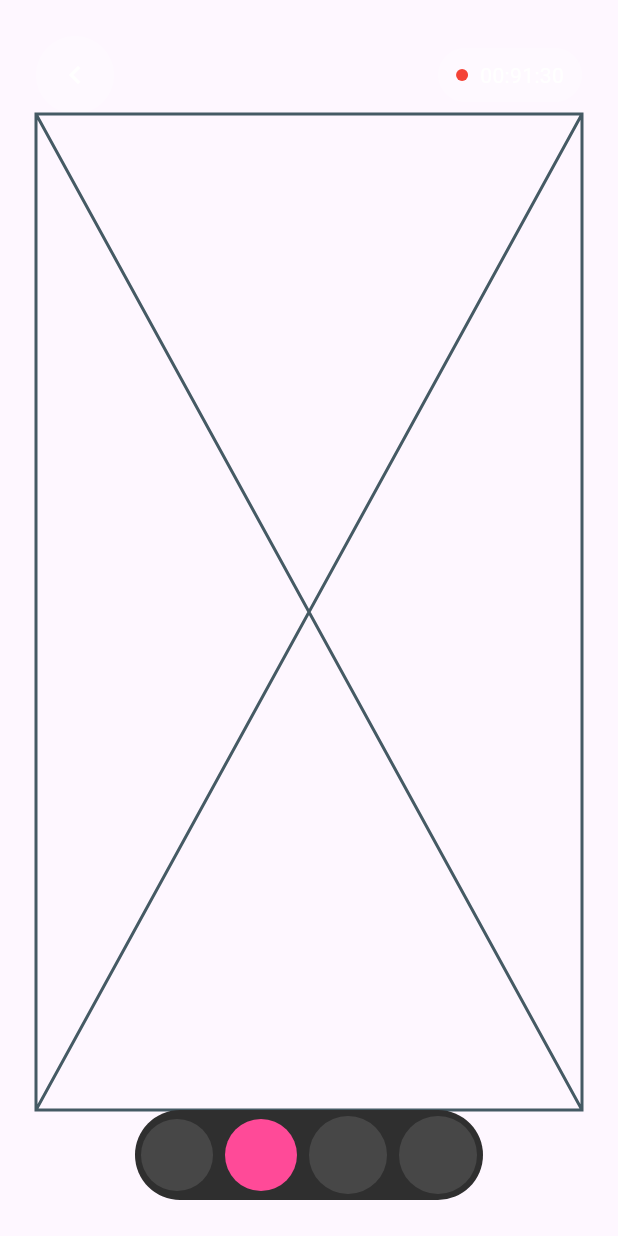
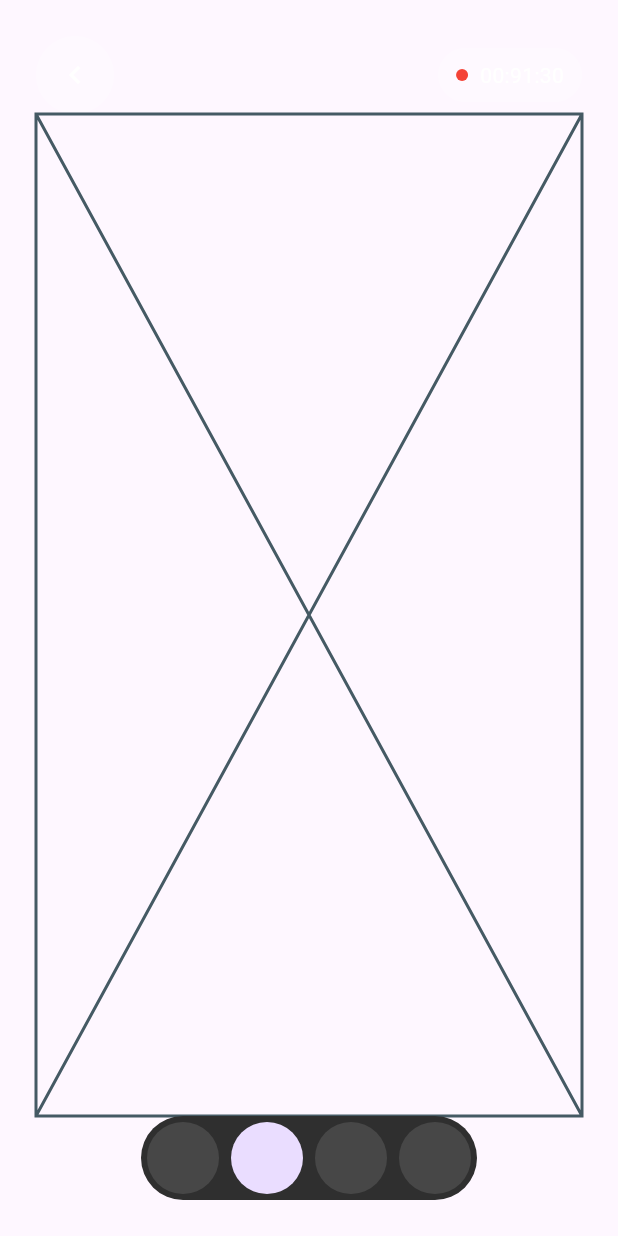
Before and after one commit to JAICHANGPARK/flutter_notebook_chapter_43, a Flutter app: the AiVideoDetailPage screen opened directly, on a phone screen of 412 x 824 dp. Run offline on Flutter 3.47's test engine with Material 3 defaults, Android fonts, the phone set to English and light mode, and no system bars; our stand-ins replace gap, hugeicons, percent_indicator.

Commit message:
Update ai_video_detail_page.dart

```diff
--- a/lib/ep2181_ai_video_chat_app/ui/ai_video_detail_page.dart
+++ b/lib/ep2181_ai_video_chat_app/ui/ai_video_detail_page.dart
@@ -68,14 +68,14 @@ class _AiVideoDetailPageState extends State<AiVideoDetailPage> {
                     ),
                     CircleAvatar(
                       radius: 24,
-                      backgroundColor: Color.fromRGBO(255, 74, 152, 1),
+
                     ),
                     CircleAvatar(
-                      radius: 26,
+                      radius: 24,
                       backgroundColor: Color.fromRGBO(71, 71, 71, 1),
                     ),
                     CircleAvatar(
-                      radius: 26,
+                      radius: 24,
                       backgroundColor: Color.fromRGBO(71, 71, 71, 1),
                     ),
                   ],
```
